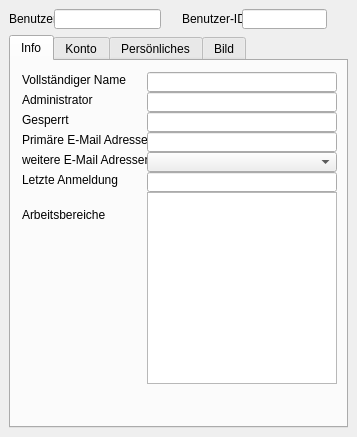
Before: the Qt Designer form ui/UserDetails.ui in floriandotorg/bumm, drawn with Qt 5.
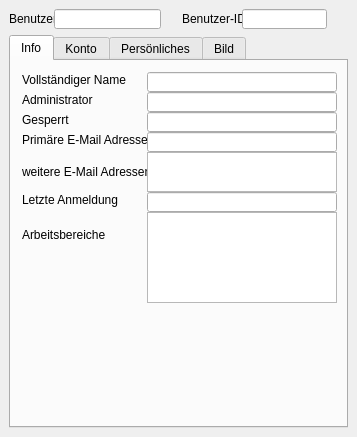
After: the same form once the commit is applied.

Diff of the .ui file:
```diff
--- a/ui/UserDetails.ui
+++ b/ui/UserDetails.ui
@@ -338,52 +338,30 @@
           <x>11</x>
           <y>91</y>
           <width>125</width>
-          <height>16</height>
+          <height>40</height>
          </rect>
         </property>
         <property name="minimumSize" >
          <size>
           <width>125</width>
-          <height>16</height>
+          <height>40</height>
          </size>
         </property>
         <property name="maximumSize" >
          <size>
           <width>125</width>
-          <height>16</height>
+          <height>40</height>
          </size>
         </property>
         <property name="text" >
          <string>weitere E-Mail Adressen</string>
         </property>
        </widget>
-       <widget class="QComboBox" name="_user_more_mail" >
-        <property name="geometry" >
-         <rect>
-          <x>136</x>
-          <y>91</y>
-          <width>190</width>
-          <height>20</height>
-         </rect>
-        </property>
-        <property name="minimumSize" >
-         <size>
-          <width>190</width>
-          <height>20</height>
-         </size>
-        </property>
-        <property name="maximumSize" >
-         <size>
-          <width>190</width>
-          <height>20</height>
-         </size>
-        </property>
-       </widget>
        <widget class="QLabel" name="_lbl_last_login" >
         <property name="geometry" >
          <rect>
           <x>11</x>
-          <y>111</y>
+          <y>131</y>
           <width>125</width>
           <height>16</height>
          </rect>
@@ -408,7 +386,7 @@
         <property name="geometry" >
          <rect>
           <x>136</x>
-          <y>111</y>
+          <y>131</y>
           <width>190</width>
           <height>20</height>
          </rect>
@@ -430,7 +408,7 @@
         <property name="geometry" >
          <rect>
           <x>11</x>
-          <y>131</y>
+          <y>151</y>
           <width>125</width>
           <height>45</height>
          </rect>
@@ -455,9 +433,9 @@
         <property name="geometry" >
          <rect>
           <x>136</x>
-          <y>131</y>
+          <y>151</y>
           <width>190</width>
-          <height>192</height>
+          <height>91</height>
          </rect>
         </property>
         <property name="minimumSize" >
@@ -473,6 +451,28 @@
          </size>
         </property>
        </widget>
+       <widget class="QTextEdit" name="_more_mail" >
+        <property name="geometry" >
+         <rect>
+          <x>136</x>
+          <y>91</y>
+          <width>190</width>
+          <height>40</height>
+         </rect>
+        </property>
+        <property name="minimumSize" >
+         <size>
+          <width>190</width>
+          <height>40</height>
+         </size>
+        </property>
+        <property name="maximumSize" >
+         <size>
+          <width>190</width>
+          <height>16777215</height>
+         </size>
+        </property>
+       </widget>
       </widget>
       <widget class="QWidget" name="_account_tab" >
        <attribute name="title" >
```
Left out of the diff: 9 changed lines with no effect on the pictures.
